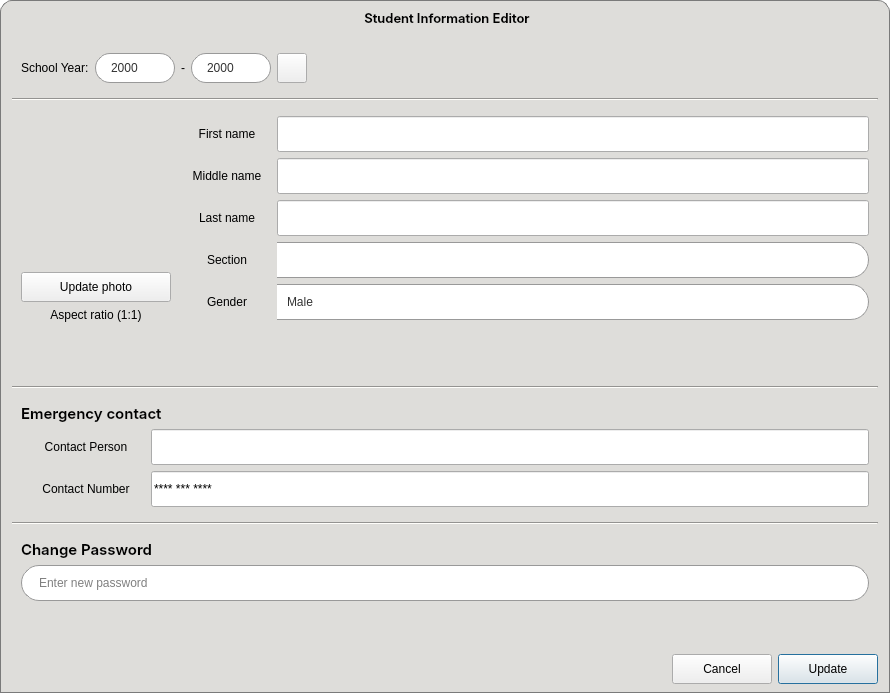
Above: CAI_PyQt/CAI_Admin/UI/FormEditStudent.ui from CPG19040/CPG19040 before the change. Below: the same form after it.
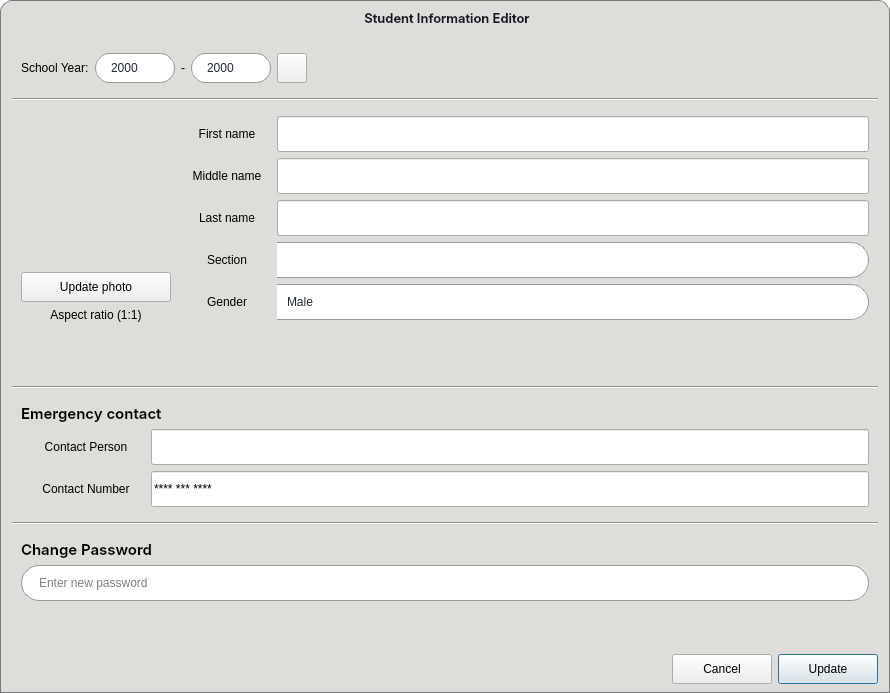
That is the form after the change. Icons and pictures are not drawn.

The edit to the form file:
```diff
--- a/CAI_PyQt/CAI_Admin/UI/FormEditStudent.ui
+++ b/CAI_PyQt/CAI_Admin/UI/FormEditStudent.ui
@@ -26,14 +26,282 @@
    <string>Student Information Editor</string>
   </property>
   <property name="styleSheet">
-   <string notr="true">* {
-	color: black;
-	font: 10pt &quot;Inter&quot;;
-}
+   <string notr="true"> * {
+     color: #000000;
+     font: 10pt &quot;Inter&quot;;
+ }
 
-QDialog {
-	background-color: transparent; 
-}</string>
+ QDialog {
+     background: transparent;
+ }
+
+ #line_1,
+ #line_2,
+ #line_3 {
+     background-color: #deddda;
+ }
+
+ #frame_header {
+     background-color: #deddda;
+     border-top-left-radius: 12px;
+     border-top-right-radius: 12px;
+     border: 1px solid #7a7a7a;
+     border-bottom: none;
+ }
+
+ #label_windowTitle {
+     background: transparent;
+     font: 10pt &quot;Inter SemiBold&quot;;
+     color: #111827;
+ }
+
+ #widget_body {
+     background-color: #deddda;
+     border: 1px solid #7a7a7a;
+     border-top: none;
+ }
+
+ *[class=&quot;button-normal&quot;] {
+     color: #000000;
+     font: 10pt &quot;Inter&quot;;
+     border: 1px solid #9a9996;
+     border-radius: 15px;
+     background: qlineargradient(x1:0, y1:0, x2:0, y2:1, stop:0 #ffffff, stop:1 #d8ecf6);
+ }
+
+ *[class=&quot;button-normal&quot;]:hover {
+     background: qlineargradient(x1:0, y1:0, x2:0, y2:1, stop:0 #ffffff, stop:1 #f2f6f8);
+ }
+
+ *[class=&quot;button-normal&quot;]:pressed {
+     background: qlineargradient(x1:0, y1:0, x2:0, y2:1, stop:0 #dce5e9, stop:1 #ffffff);
+ }
+
+ *[class=&quot;button-normal&quot;]:disabled {
+     color: #aeaeae;
+     border: 1px solid #dcdcdc;
+     background: #f5f5f5;
+ }
+
+ QPushButton[class=&quot;button-green&quot;] {
+     border: 1px solid #0a5128;
+     border-radius: 15px;
+     padding: 0px 10px 0px;
+     background: qlineargradient(x1:0, y1:0, x2:0, y2:1, stop:0 #1ebd5d, stop:1 #107f3f);
+     color: #FFF;
+     font: 10pt &quot;Inter SemiBold&quot;;
+ }
+
+ QPushButton[class=&quot;button-green&quot;]:hover {
+     background: qlineargradient(x1:0, y1:0, x2:0, y2:1, stop:0 #2ecc71, stop:1 #27AE60);
+ }
+
+ QPushButton[class=&quot;button-green&quot;]:pressed {
+     background: qlineargradient(x1:0, y1:0, x2:0, y2:1, stop:0 #0b572a, stop:1 #129046);
+ }
+
+ QPushButton[class=&quot;button-green&quot;]:disabled {
+     background: #A5D6A7;
+     color: #E8F5E9;
+     opacity: 0.6;
+ }
+
+ *[class=&quot;input-field&quot;] {
+     background-color: transparent;
+ }
+
+ *[class=&quot;input-field&quot;] QLineEdit {
+     background-color: #ffffff;
+     border: 1px solid #999;
+     border-left: none;
+     border-top-right-radius: 18px;
+     border-bottom-right-radius: 18px;
+     padding: 0px 8px;
+     color: #1f2937;
+ }
+
+ *[class=&quot;input-field&quot;] QLabel {
+     background-color: #d2d2d2;
+     border-left: 1px solid #999;
+     border-top: 1px solid #999;
+     border-bottom: 1px solid #999;
+     border-right: none;
+     border-top-left-radius: 18px;
+     border-bottom-left-radius: 18px;
+     padding-left: 8px;
+     color: #000000;
+ }
+
+ *[class=&quot;input-field&quot;] QLabel:disabled,
+ #label_17:disabled,
+ #label_24:disabled {
+     color: #999;
+     border: none;
+ }
+
+ #txtPassword {
+     background-color: rgb(255, 255, 255);
+     border-radius: 18px;
+     border: 1px solid #999;
+     padding: 0px 15px;
+ }
+
+ #txtPassword:focus {
+     border: 1px solid #007BFF;
+ }
+
+ #txtPassword:hover {
+     border: 1px solid #3498db;
+ }
+
+ *[class=&quot;input-field&quot;] QPushButton:disabled,
+ *[class=&quot;input-field&quot;] QLineEdit:disabled,
+ *[class=&quot;input-field&quot;] QComboBox:disabled {
+     background-color: #f3f4f6;
+     border: none;
+     color: #999;
+ }
+
+ QComboBox {
+     border: 1px solid #999;
+     border-left: none;
+     padding: 0px 10px;
+     background-color: #ffffff;
+     color: #1f2937;
+     font: 10pt &quot;Inter Medium&quot;;
+     selection-background-color: #bfdbfe;
+     border-top-right-radius: 18px;
+     border-bottom-right-radius: 18px;
+ }
+
+ QComboBox:focus,
+ QLineEdit:focus {
+     border: 1px solid #2563eb;
+ }
+
+ QComboBox:hover,
+ QLineEdit:hover {
+     border: 1px solid #3b82f6;
+ }
+
+ QComboBox::drop-down {
+     subcontrol-origin: padding;
+     subcontrol-position: top right;
+     width: 30px;
+     border-left-width: 0px;
+     border-top-right-radius: 15px;
+     border-bottom-right-radius: 15px;
+ }
+
+ QComboBox::down-arrow {
+     image: url(:/Images/Images/caret-down.png);
+     border: none;
+     width: 8px;
+     height: 8px;
+ }
+
+ QComboBox QAbstractItemView {
+     background-color: #ffffff !important;
+     border: 1px solid #999;
+     selection-background-color: #bfdbfe;
+     selection-color: #111827;
+     outline: 0;
+ }
+
+ QComboBox QAbstractItemView::item {
+     padding: 0px 15px;
+     border-radius: 4px;
+     color: #1f2937;
+ }
+
+ QComboBox QAbstractItemView::item:hover {
+     background-color: #bfdbfe;
+     color: #111827;
+ }
+
+ QComboBox:disabled {
+     background-color: #f3f4f6;
+     border: none;
+     color: #999;
+ }
+
+ QComboBox::drop-down:disabled {
+     border-top-right-radius: 15px;
+     border-bottom-right-radius: 15px;
+     background-color: transparent;
+ }
+
+ QComboBox::down-arrow:disabled {
+     image: url(:/Images/Images/caret-down-disabled.png);
+ }
+
+ QSpinBox {
+     font: 10pt &quot;Inter Medium&quot;;
+     height: 30px;
+     border: 1px solid #999;
+     border-radius: 15px;
+     padding: 0px 5px;
+     background-color: #ffffff;
+     color: #1f2937;
+     selection-background-color: #bfdbfe;
+ }
+
+ QSpinBox:focus {
+     border: 1px solid #2563eb;
+ }
+
+ QSpinBox:hover {
+     border: 1px solid #3b82f6;
+ }
+
+ QSpinBox::up-button,
+ QSpinBox::down-button {
+     subcontrol-origin: border;
+     width: 8px;
+     height: 8px;
+     padding: 6px 10px 6px 2px;
+     color: #6b7280;
+ }
+
+ QSpinBox::up-button {
+     subcontrol-position: top right;
+     border-top-right-radius: 15px;
+ }
+
+ QSpinBox::down-button {
+     subcontrol-position: bottom right;
+     border-bottom-right-radius: 15px;
+ }
+
+ QSpinBox::up-arrow {
+     image: url(:/Images/Images/caret-up.png);
+     width: 8px;
+     height: 8px;
+ }
+
+ QSpinBox::down-arrow {
+     image: url(:/Images/Images/caret-down.png);
+     width: 8px;
+     height: 8px;
+ }
+
+ #btnMinimize {
+     border-radius: 12px;
+     background-color: transparent;
+ }
+
+ #btnMinimize:hover {
+     background-color: #f8e45c;
+ }
+
+ #btnClose {
+     border-radius: 12px;
+     background-color: transparent;
+ }
+
+ #btnClose:hover {
+     background-color: #f66151;
+ }</string>
   </property>
   <layout class="QVBoxLayout" name="verticalLayout_5">
    <property name="spacing">
@@ -69,13 +337,7 @@
       <bool>true</bool>
      </property>
      <property name="styleSheet">
-      <string notr="true">#frame_header {
-	background-color: #deddda;
-	border-top-left-radius: 12px;
-	border-top-right-radius: 12px;
-	border: 1px solid #7a7a7a;
-	border-bottom: none;
-}</string>
+      <string notr="true"/>
      </property>
      <property name="frameShape">
       <enum>QFrame::StyledPanel</enum>
@@ -147,11 +409,7 @@
          </font>
         </property>
         <property name="styleSheet">
-         <string notr="true">QLabel {
-	background: transparent;
-	color: rgb(0, 0, 0);
-	font: 10pt &quot;Inter SemiBold&quot;;
-}</string>
+         <string notr="true"/>
         </property>
         <property name="text">
          <string>Student Information Editor</string>
@@ -278,198 +536,7 @@
    <item>
     <widget class="QWidget" name="widget_body" native="true">
      <property name="styleSheet">
-      <string notr="true">#widget_body {
-	background-color: #deddda;
-	border: 1px solid #7a7a7a;
-	border-top: none;
-}
-
-QPushButton[class=&quot;button-green&quot;] {
-	border: 1px solid #0a5128;
-    border-radius: 15px;
-    padding: 0px 10px 0px;
-    background: qlineargradient(x1:0, y1:0, x2:0, y2:1, stop:0 #1ebd5d, stop:1 #107f3f);
-    color: #FFF;
-    font: 10pt &quot;Inter SemiBold&quot;;
-}
-
-QPushButton[class=&quot;button-green&quot;]:hover {
-    background: qlineargradient(x1:0, y1:0, x2:0, y2:1, 
-                                stop:0 #2ecc71, 
-                                stop:1 #27AE60);
-}
-
-QPushButton[class=&quot;button-green&quot;]:pressed {
-    background: qlineargradient(x1:0, y1:0, x2:0, y2:1, 
-                                stop:0 #0b572a, 
-                                stop:1 #129046); 
-}
-
-QPushButton[class=&quot;button-green&quot;]:disabled {
-    background: #A5D6A7;
-    color: #E8F5E9;
-    opacity: 0.6;
-}
-
-*[class=&quot;button-normal&quot;] {
-	font: 10pt &quot;Inter&quot;;
-	background: qlineargradient(x1:0, y1:0, x2:0, y2:1, 
-                                stop:0 #ffffff, 
-                                stop:1 #d8ecf6);
-	color: black;
-	border-radius: 15px;
-	border: 1px solid rgb(154, 153, 150);
-}
-
-*[class=&quot;button-normal&quot;]:hover {
-	background: qlineargradient(x1:0, y1:0, x2:0, y2:1, 
-                                stop:0 #ffffff, 
-                                stop:1 #f2f6f8);
-}
-
-*[class=&quot;button-normal&quot;]:pressed {
-    background: qlineargradient(x1:0, y1:0, x2:0, y2:1, 
-                                stop:0 #dce5e9, 
-                                stop:1 #ffffff);
-}
-
-*[class=&quot;button-normal&quot;]:disabled {
-	background: #f5f5f5;
-	border: 1px solid #dcdcdc;
-	color: #aeaeae;
-}
-
-*[class=&quot;input-field&quot;] {
-	background-color: transparent;
-}
-
-*[class=&quot;input-field&quot;] QLineEdit {
-	background-color: #ffffff;
-	border: 1px solid #ABABAB;
-	border-left: none;
-	border-top-right-radius: 18px;
-	border-bottom-right-radius: 18px;
-	padding: 0px 8px;
-	color: black;
-}
-
-*[class=&quot;input-field&quot;] QLabel {
-	background-color: #d2d2d2;
-	border: 1px solid #999;
-	border-right: none;
-	border-top-left-radius: 18px;
-	border-bottom-left-radius: 18px;
-	padding-left: 8px;
-	color: black;
-}
-
-QComboBox {
-    border: 1px solid #999;
-	border-left: none;
-	border-top-right-radius: 18px;
-	border-bottom-right-radius: 18px;
-	padding: 0px 10px;
-	background-color: #ffffff;
-	color: #333333;
-	font: 10pt &quot;Inter Medium&quot;; /* Consolidated font settings */
-	selection-background-color: #7eb4d7;
-}
-
-QComboBox:focus, QLineEdit:focus {
-    border: 1px solid #007BFF;
-}
-
-QComboBox:hover, QLineEdit:hover {
-    border: 1px solid #3498db;
-}
-
-QComboBox::drop-down {
-    subcontrol-origin: padding;
-    subcontrol-position: top right;
-    width: 30px;
-    border-left-width: 0px;
-    /* Match the 15px border-radius of the main control */
-    border-top-right-radius: 15px;
-    border-bottom-right-radius: 15px;
-}
-
-QComboBox::down-arrow {
-    image: url(:/Images/Images/caret-down.png);
-    border: none;
-    width: 8px;
-    height: 8px;
-}
-
-QComboBox QAbstractItemView {
-    background-color: white !important;
-    border: 1px solid #999;
-    selection-background-color: #7eb4d7;
-    selection-color: #ffffff;
-    outline: 0; /* Removes the ugly dotted focus border */
-}
-
-QComboBox QAbstractItemView::item {
-    padding: 0px 15px;
-    border-radius: 4px;
-    color: #333333;
-}
-
-/* Hover state for items inside the dropdown */
-QComboBox QAbstractItemView::item:hover {
-    background-color: #7eb4d7;
-    color: #ffffff;
-}
-
-QSpinBox {
-	font: 10pt &quot;Inter Medium&quot;;
-    height: 30px;
-    border: 1px solid #999;
-    border-radius: 15px;
-    padding: 0px 5px 0px;
-    background-color: #ffffff;
-    color: #333333;
-    selection-background-color: #7eb4d7;
-}
-
-QSpinBox:focus {
-    border: 1px solid #007BFF;
-}
-
-QSpinBox:hover {
-    border: 1px solid #3498db;
-}
-
-QSpinBox::up-button {
-    subcontrol-origin: border;
-    subcontrol-position: top right;
-    width: 8px;
-    height: 8px;
-    border-top-right-radius: 15px;
-    padding: 6px 10px 6px 2px;
-	color: rgb(119, 118, 123);
-}
-
-QSpinBox::down-button {
-    subcontrol-origin: border;
-    subcontrol-position: bottom right;
-    width: 8px;
-    height: 8px;
-    border-bottom-right-radius: 15px;
-    padding: 6px 10px 6px 2px;
-	color: rgb(119, 118, 123);
-}
-
-QSpinBox::up-arrow {
-    image: url(:/Images/Images/caret-up.png);
-    width: 8px;
-    height: 8px;
-}
-
-QSpinBox::down-arrow {
-    image: url(:/Images/Images/caret-down.png);
-    width: 8px;
-    height: 8px;
-}</string>
+      <string notr="true"/>
      </property>
      <layout class="QVBoxLayout" name="verticalLayout">
       <property name="leftMargin">
@@ -606,9 +673,9 @@
        </widget>
       </item>
       <item>
-       <widget class="Line" name="line_2">
+       <widget class="Line" name="line_1">
         <property name="styleSheet">
-         <string notr="true">background: #deddda;</string>
+         <string notr="true"/>
         </property>
         <property name="orientation">
          <enum>Qt::Horizontal</enum>
@@ -620,8 +687,8 @@
         <property name="styleSheet">
          <string notr="true"/>
         </property>
-        <layout class="QFormLayout" name="formLayout">
-         <item row="0" column="0">
+        <layout class="QHBoxLayout" name="horizontalLayout_13">
+         <item>
           <widget class="QWidget" name="widget" native="true">
            <layout class="QVBoxLayout" name="verticalLayout_4">
             <property name="leftMargin">
@@ -718,7 +785,7 @@
            </layout>
           </widget>
          </item>
-         <item row="0" column="1">
+         <item>
           <widget class="QWidget" name="widget_form" native="true">
            <property name="enabled">
             <bool>true</bool>
@@ -1103,9 +1170,9 @@
        </widget>
       </item>
       <item>
-       <widget class="Line" name="line">
+       <widget class="Line" name="line_2">
         <property name="styleSheet">
-         <string notr="true">background: #deddda;</string>
+         <string notr="true"/>
         </property>
         <property name="orientation">
          <enum>Qt::Horizontal</enum>
```
Left out of the diff: 35 changed lines with no effect on the pictures.
